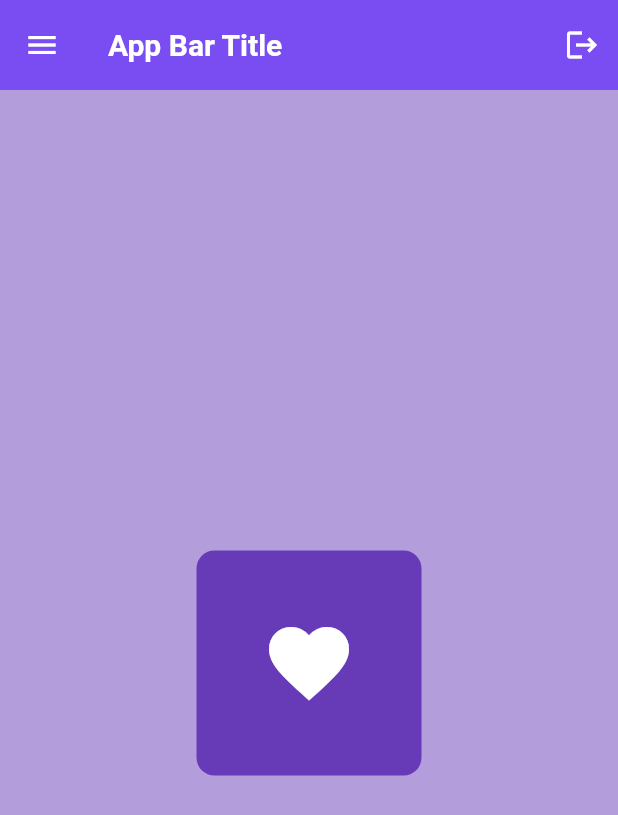
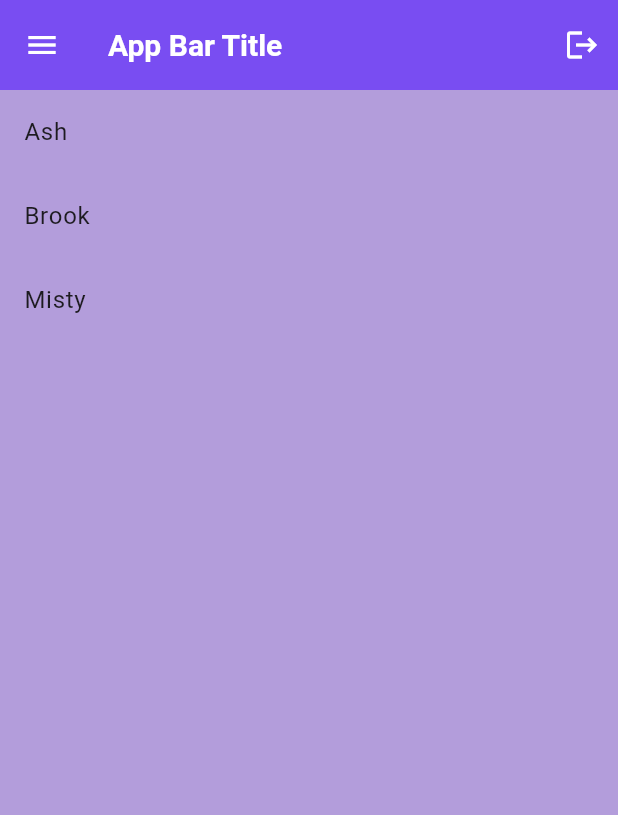
Before and after one commit to rdemir0/flutter_application_2, a Flutter app: the screen it shows after launch, on a phone screen of 412 x 824 dp. Shown: the top 815 px of the screen. Run offline on Flutter 3.47's test engine with Material 3 defaults, Android fonts, the phone set to English and light mode, and no system bars.

Commit message:
Add / 2.3 - Everything Widget - listView

```diff
--- a/lib/main.dart
+++ b/lib/main.dart
@@ -2,13 +2,15 @@ import 'package:flutter/material.dart';
 import 'package:flutter/services.dart';
 
 void main() {
-  runApp(const MyApp());
+  runApp(MyApp());
 }
 
 class MyApp extends StatelessWidget {
 
-  const MyApp({super.key});
+  MyApp({super.key});
   static const platform = MethodChannel('com.example.native_alert');
+
+  List names = ["Ash","Brook","Misty"];
 
   // This widget is the root of your application.
   @override
@@ -39,31 +41,12 @@ class MyApp extends StatelessWidget {
             }, icon: Icon(Icons.logout, color: Colors.white,))
           ],
         ),
-        body: Center(
-          child: Container(
-            height: 150,
-            width: 150,
-            padding: EdgeInsets.symmetric(horizontal: 10, vertical: 10), //EdgeInsets.all(5),
-            decoration: BoxDecoration(
-              color: Colors.deepPurple,
-              borderRadius: BorderRadius.circular(12)
-            ),
-            // child: Text(
-            //   "Hi there this flutter",
-            //   textAlign: TextAlign.center,
-            //   style: TextStyle(
-            //     color: Colors.white,
-            //     fontWeight: FontWeight.bold,
-            //     fontSize: 16,
-            //   ),
-            // ),
-            child: Icon(
-              Icons.favorite,
-              size: 64,
-              color: Colors.white,
-            )
-          ),
-        )
+        body: ListView.builder(
+          itemCount: names.length,
+          itemBuilder: (context, index) => ListTile(
+            title: Text(names[index]),
+          ))
+
       )
     );
   }
```
